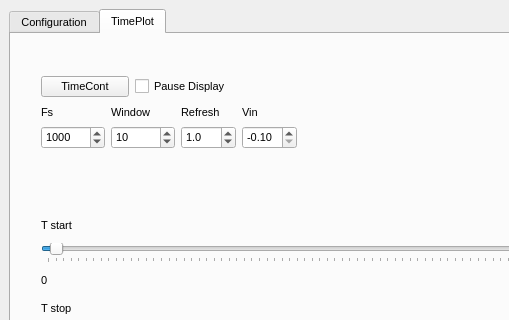
Above: Examples/Stimulation/GuiStim.ui from aguimera/PyGFET before the change; both pictures show x 0 to 509 and y 0 to 320 of the 994 by 697 pixel window. Below: the same form after it.
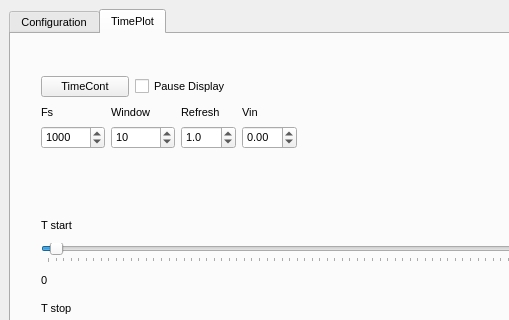
That is the form after the change. The open tabs and pages were chosen to show the change.

```diff
--- a/Examples/Stimulation/GuiStim.ui
+++ b/Examples/Stimulation/GuiStim.ui
@@ -1153,7 +1153,7 @@
               <double>0.100000000000000</double>
              </property>
              <property name="value">
-              <double>-0.100000000000000</double>
+              <double>0.000000000000000</double>
              </property>
             </widget>
            </item>
```
Left out of the diff: 2 changed lines with no effect on the pictures.
